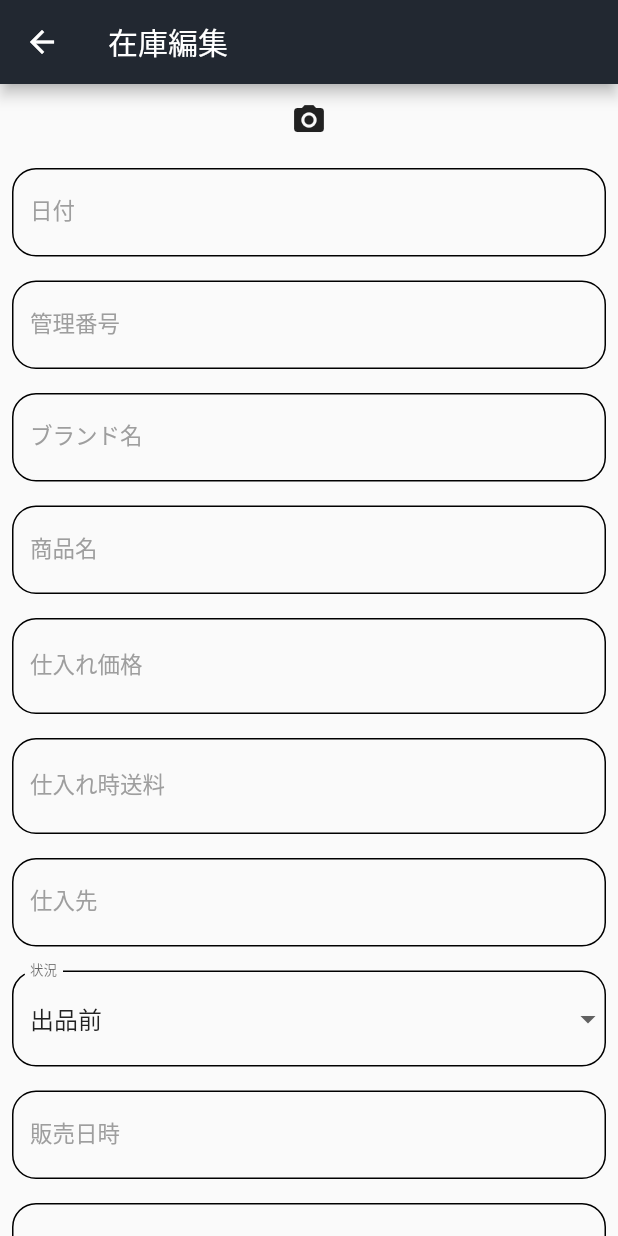
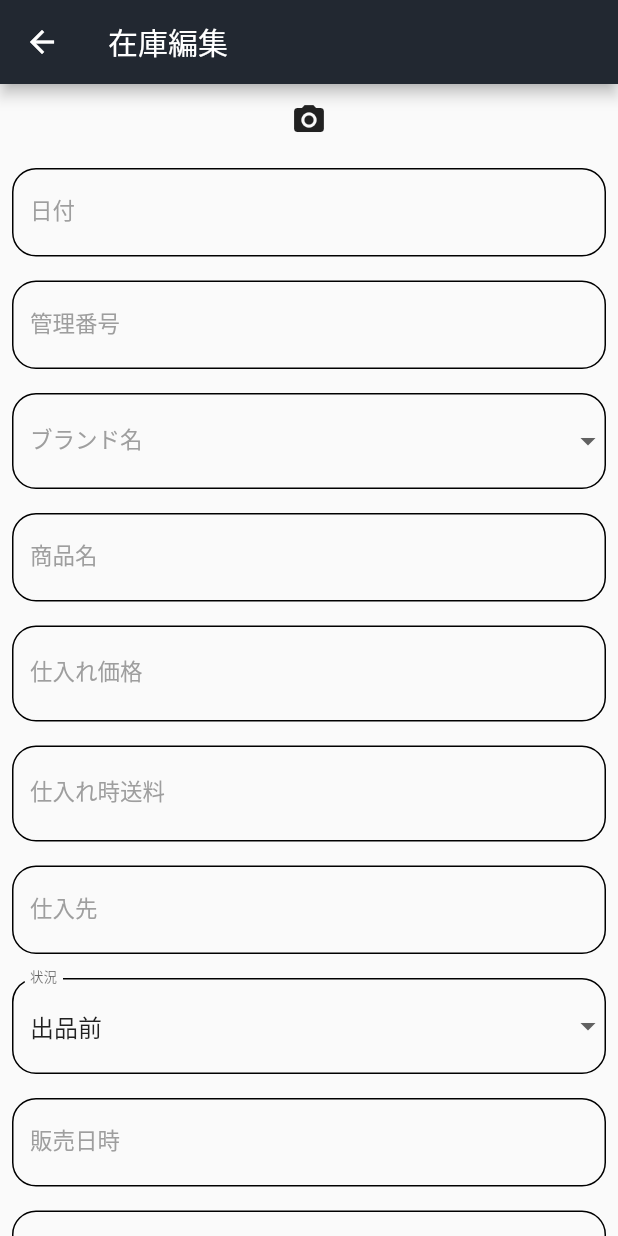
Before and after one commit to jUMbooooooo/sales_management, a Flutter app: the EditInventory screen opened directly with empty values, on a phone screen of 412 x 824 dp. Run offline on Flutter 3.47's test engine with Material 2 defaults, Android fonts, the phone set to English and light mode, and no system bars; our stand-ins replace cloud_firestore, firebase_auth, firebase_core, firebase_storage, fl_chart, flutter_riverpod and 2 more; accounts and stored records are empty.

Commit message:
売り上げ管理ページの続き

```diff
--- a/lib/custom_widget/add_inventory_field.dart
+++ b/lib/custom_widget/add_inventory_field.dart
@@ -111,7 +111,13 @@ class CustomDropdownButtonFormField<T> extends StatelessWidget {
         items: this.items.map<DropdownMenuItem<T>>((T value) {
           return DropdownMenuItem<T>(
             value: value,
-            child: Text(displayText(value)),
+            child: SizedBox(
+              height: 40.0, // 項目の縦幅を指定
+              child: Align(
+                alignment: Alignment.centerLeft,
+                child: Text(displayText(value)),
+              ),
+            ),
           );
         }).toList(),
         onChanged: (T? newValue) {
--- a/lib/inventories_page/edit_inventory.dart
+++ b/lib/inventories_page/edit_inventory.dart
@@ -107,6 +107,8 @@ class _EditInventoryState extends ConsumerState<EditInventory> {
 
   @override
   Widget build(BuildContext context) {
+    final brandNames = ref.watch(brandNamesProvider);
+
     return FutureBuilder<void>(
       future: fetchAndSetData(),
       builder: (BuildContext context, AsyncSnapshot<void> snapshot) {
@@ -216,16 +218,39 @@ class _EditInventoryState extends ConsumerState<EditInventory> {
                         return null;
                       },
                     ),
-                    CustomTextFormField(
-                      labelText: 'ブランド名',
-                      onTap: () {},
-                      controller: _brandController,
-                      validator: (value) {
-                        if (value == null || value.isEmpty) {
-                          return 'ブランド名を入力してください';
-                        }
-                        return null;
+                    // CustomTextFormField(
+                    //   labelText: 'ブランド名',
+                    //   onTap: () {},
+                    //   controller: _brandController,
+                    //   validator: (value) {
+                    //     if (value == null || value.isEmpty) {
+                    //       return 'ブランド名を入力してください';
+                    //     }
+                    //     return null;
+                    //   },
+                    // ),
+                    brandNames.when(
+                      data: (brands) {
+                        return CustomDropdownButtonFormField<String>(
+                          labelText: 'ブランド名',
+                          value: _brandController.text.isEmpty
+                              ? null
+                              : _brandController.text, // <-- ここを修正
+                          items: brands,
+                          onChanged: (value) {
+                            _brandController.text = value ?? '';
+                          },
+                          validator: (value) {
+                            if (value == null || value.isEmpty) {
+                              return 'ブランド名を選択してください';
+                            }
+                            return null;
+                          },
+                          displayText: (value) => value,
+                        );
                       },
+                      loading: () => const CircularProgressIndicator(),
+                      error: (_, __) => const Text('ブランド名の取得に失敗しました'),
                     ),
                     CustomTextFormField(
                       labelText: '商品名',
--- a/lib/inventories_page/inventory_page.dart
+++ b/lib/inventories_page/inventory_page.dart
@@ -37,6 +37,7 @@ class _InventoryPageState extends ConsumerState<InventoryPage> {
           title: const Text("在庫管理"),
           backgroundColor: const Color(0xFF222831),
           bottom: const TabBar(
+            isScrollable: true,
             tabs: <Widget>[
               Tab(text: '出品前'),
               Tab(text: '出品中'),
--- a/lib/settings/setting_page.dart
+++ b/lib/settings/setting_page.dart
@@ -24,7 +24,7 @@ class SettingsPage extends ConsumerWidget {
               Navigator.push(
                 context,
                 MaterialPageRoute(
-                    builder: (context) => BrandsSettingsPage(userId!)),
+                    builder: (context) => BrandsSettingPage(userId!)),
               );
             },
           ),
--- a/pubspec.yaml
+++ b/pubspec.yaml
@@ -64,5 +64,5 @@ flutter_launcher_icons:
  android: true
  ios: true
  remove_alpha_ios: true
- image_path_android: "assets/images/SedoriManager_Appicons_1_ver2.png"
- image_path_ios: "assets/images/SedoriManager_Appicons_1_ver4.png"
+ image_path_android: "assets/images/SedoriManager_Appicons_1_ver5.png"
+ image_path_ios: "assets/images/SedoriManager_Appicons_1_ver5.png"
```
Also changed, not shown: lib/inventories_page/add_inventory.dart (+22 -10 lines), lib/provider/inventory_provider.dart (+26 -14 lines), lib/settings/brands_settings.dart (+10 -16 lines), lib/settings/platform_settings.dart (+6 -5 lines), lib/settings/supplier_settings.dart (+6 -5 lines), assets/images/SedoriManager_Appicons_1_ver5.png (added), pubspec.lock, 7 other files.
